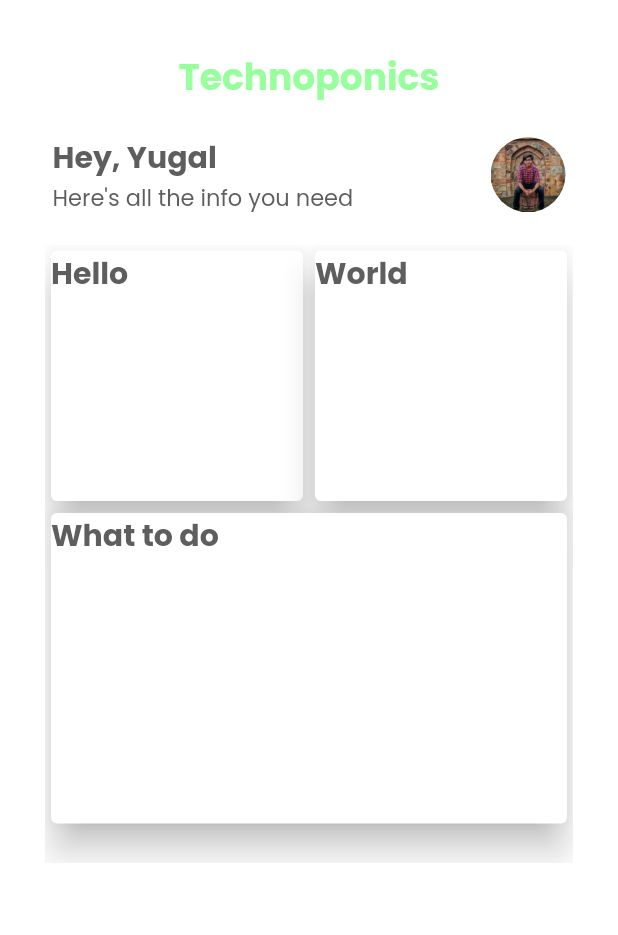
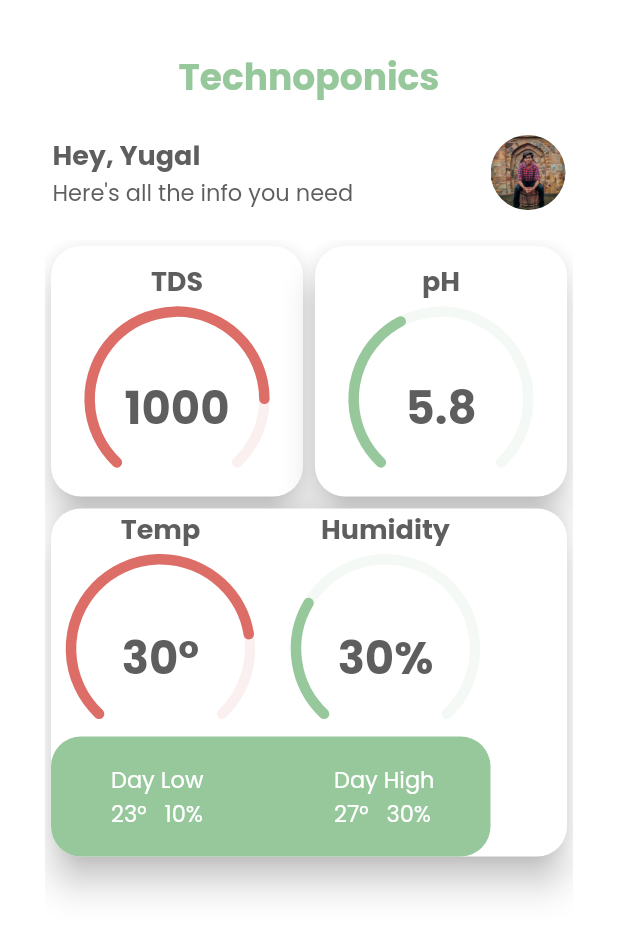
Before and after one commit to yugal1005/Technoponics, a Flutter app: the screen it shows after launch, on a phone screen of 412 x 824 dp. Shown: the top 935 px of the screen. Run offline on Flutter 3.47's test engine with Material 2 defaults, Android fonts, the phone set to English and light mode, and no system bars; drawn by our look-alikes of syncfusion_flutter_gauges; network calls fail.

Commit message:
added all circular progress bar

```diff
--- a/lib/main.dart
+++ b/lib/main.dart
@@ -16,14 +16,14 @@ class MyApp extends StatelessWidget {
     return MaterialApp(
       title: 'Technoponics',
       theme: ThemeData(
-        primaryColor: const Color.fromRGBO(151, 255, 156, 1),
+        primaryColor: const Color.fromRGBO(151, 200, 156, 1),
         accentColor: const Color.fromRGBO(220, 110, 103, 1),
         textTheme: const TextTheme(
           headline1: TextStyle(
             fontFamily: "Poppins",
             fontWeight: FontWeight.bold,
             fontSize: 35,
-            color: Color.fromRGBO(151, 255, 156, 1),
+            color: Color.fromRGBO(151, 200, 156, 1),
           ),
           headline2: TextStyle(
             fontFamily: "Poppins",
@@ -33,13 +33,13 @@ class MyApp extends StatelessWidget {
           ),
           headline3: TextStyle(
             fontFamily: "Poppins",
-            color: Color.fromRGBO(151, 255, 156, 1),
+            color: Color.fromRGBO(151, 200, 156, 1),
             fontWeight: FontWeight.bold,
             fontSize: 24,
           ),
           headline4: TextStyle(
             fontFamily: "Poppins",
-            fontSize: 35,
+            fontSize: 30,
             fontWeight: FontWeight.bold,
             color: Color.fromRGBO(94, 94, 94, 1),
           ),
@@ -51,7 +51,7 @@ class MyApp extends StatelessWidget {
           bodyText2: TextStyle(
             color: Color.fromRGBO(94, 94, 94, 1),
             fontFamily: "Poppins",
-            fontSize: 20,
+            fontSize: 18,
             fontWeight: FontWeight.bold,
           ),
           caption: TextStyle(
--- a/lib/screens/user_home_screen.dart
+++ b/lib/screens/user_home_screen.dart
@@ -1,16 +1,14 @@
 import 'package:flutter/material.dart';
 import 'package:flutter_staggered_grid_view/flutter_staggered_grid_view.dart';
 
-class UserHomeScreen extends StatefulWidget {
+import '../widgets/circular_progress_bar/tds.dart';
+import '../widgets/circular_progress_bar/ph.dart';
+import '../widgets/day_temp.dart';
+
+class UserHomeScreen extends StatelessWidget {
   const UserHomeScreen({Key? key}) : super(key: key);
 
   static String routeName = "/user-home-screen";
-
-  @override
-  State<UserHomeScreen> createState() => _UserHomeScreenState();
-}
-
-class _UserHomeScreenState extends State<UserHomeScreen> {
   @override
   Widget build(BuildContext context) {
     return Scaffold(
@@ -60,7 +58,7 @@ class _UserHomeScreenState extends State<UserHomeScreen> {
                 left: 30,
                 right: 30,
               ),
-              height: MediaQuery.of(context).size.height * 0.5,
+              height: MediaQuery.of(context).size.height * 0.55,
               child: StaggeredGrid.count(
                 crossAxisCount: 1,
                 // mainAxisSpacing: 3,
@@ -71,29 +69,52 @@ class _UserHomeScreenState extends State<UserHomeScreen> {
                       Container(
                         height: 175,
                         width: 195,
-                        child: const Card(
+                        child: Card(
+                          shape: RoundedRectangleBorder(
+                              borderRadius: BorderRadius.circular(20)),
                           elevation: 10,
-                          child: Text("Hello"),
+                          child: const Padding(
+                            padding: EdgeInsets.only(
+                              top: 10,
+                              left: 10,
+                              right: 10,
+                            ),
+                            child: TdsWidget(),
+                          ),
                         ),
                       ),
                       Container(
                         height: 175,
                         width: 195,
-                        child: const Card(
+                        child: Card(
+                          shape: RoundedRectangleBorder(
+                              borderRadius: BorderRadius.circular(20)),
                           elevation: 10,
-                          child: Text("World"),
+                          child: const Padding(
+                            padding: EdgeInsets.only(
+                              top: 10,
+                              left: 10,
+                              right: 10,
+                            ),
+                            child: PhWidget(),
+                          ),
                         ),
                       ),
                     ],
                   ),
                   Container(
-                    height: 215,
+                    height: 240,
                     width: 280,
-                    child: const Card(
+                    child: Card(
+                      shape: RoundedRectangleBorder(
+                          borderRadius: BorderRadius.circular(20)),
                       elevation: 10,
-                      child: Text("What to do"),
+                      // child: SingleChildScrollView(
+                      //   scrollDirection: Axis.horizontal,
+                      child: const DayTemp(),
                     ),
-                  )
+                  ),
+                  // )
                 ],
               ),
             )
--- /dev/null
+++ b/lib/widgets/circular_progress_bar/humidity.dart
@@ -0,0 +1,47 @@
+import 'package:flutter/material.dart';
+import 'package:syncfusion_flutter_gauges/gauges.dart';
+
+class HumidityWidget extends StatelessWidget {
+  const HumidityWidget({Key? key}) : super(key: key);
+
+  @override
+  Widget build(BuildContext context) {
+    return SfRadialGauge(
+        title: GaugeTitle(
+          text: "Humidity",
+          textStyle: Theme.of(context).textTheme.bodyText2,
+        ),
+        axes: <RadialAxis>[
+          RadialAxis(
+              minimum: 0,
+              maximum: 100,
+              showLabels: false,
+              showTicks: false,
+              axisLineStyle: AxisLineStyle(
+                cornerStyle: CornerStyle.bothCurve,
+                color: Theme.of(context).primaryColor.withOpacity(0.1),
+                thickness: 7,
+                thicknessUnit: GaugeSizeUnit.logicalPixel,
+              ),
+              pointers: <GaugePointer>[
+                RangePointer(
+                  value: 30,
+                  cornerStyle: CornerStyle.bothCurve,
+                  color: Theme.of(context).primaryColor,
+                  width: 7,
+                  sizeUnit: GaugeSizeUnit.logicalPixel,
+                )
+              ],
+              annotations: <GaugeAnnotation>[
+                GaugeAnnotation(
+                  positionFactor: 0.1,
+                  angle: 90,
+                  widget: Text(
+                    "30%",
+                    style: Theme.of(context).textTheme.headline4,
+                  ),
+                ),
+              ]),
+        ]);
+  }
+}
--- /dev/null
+++ b/lib/widgets/circular_progress_bar/ph.dart
@@ -0,0 +1,47 @@
+import 'package:flutter/material.dart';
+import 'package:syncfusion_flutter_gauges/gauges.dart';
+
+class PhWidget extends StatelessWidget {
+  const PhWidget({Key? key}) : super(key: key);
+
+  @override
+  Widget build(BuildContext context) {
+    return SfRadialGauge(
+        title: GaugeTitle(
+          text: "pH",
+          textStyle: Theme.of(context).textTheme.bodyText2,
+        ),
+        axes: <RadialAxis>[
+          RadialAxis(
+              minimum: 0,
+              maximum: 14,
+              showLabels: false,
+              showTicks: false,
+              axisLineStyle: AxisLineStyle(
+                cornerStyle: CornerStyle.bothCurve,
+                color: Theme.of(context).primaryColor.withOpacity(0.1),
+                thickness: 7,
+                thicknessUnit: GaugeSizeUnit.logicalPixel,
+              ),
+              pointers: <GaugePointer>[
+                RangePointer(
+                  value: 5.8,
+                  cornerStyle: CornerStyle.bothCurve,
+                  color: Theme.of(context).primaryColor,
+                  width: 7,
+                  sizeUnit: GaugeSizeUnit.logicalPixel,
+                )
+              ],
+              annotations: <GaugeAnnotation>[
+                GaugeAnnotation(
+                  positionFactor: 0.1,
+                  angle: 90,
+                  widget: Text(
+                    "5.8",
+                    style: Theme.of(context).textTheme.headline4,
+                  ),
+                ),
+              ]),
+        ]);
+  }
+}
--- /dev/null
+++ b/lib/widgets/circular_progress_bar/tds.dart
@@ -0,0 +1,47 @@
+import 'package:flutter/material.dart';
+import 'package:syncfusion_flutter_gauges/gauges.dart';
+
+class TdsWidget extends StatelessWidget {
+  const TdsWidget({Key? key}) : super(key: key);
+
+  @override
+  Widget build(BuildContext context) {
+    return SfRadialGauge(
+        title: GaugeTitle(
+          text: "TDS",
+          textStyle: Theme.of(context).textTheme.bodyText2,
+        ),
+        axes: <RadialAxis>[
+          RadialAxis(
+              minimum: 0,
+              maximum: 1200,
+              showLabels: false,
+              showTicks: false,
+              axisLineStyle: AxisLineStyle(
+                cornerStyle: CornerStyle.bothCurve,
+                color: Theme.of(context).accentColor.withOpacity(0.1),
+                thickness: 7,
+                thicknessUnit: GaugeSizeUnit.logicalPixel,
+              ),
+              pointers: <GaugePointer>[
+                RangePointer(
+                  value: 1000,
+                  cornerStyle: CornerStyle.bothCurve,
+                  color: Theme.of(context).accentColor,
+                  width: 7,
+                  sizeUnit: GaugeSizeUnit.logicalPixel,
+                )
+              ],
+              annotations: <GaugeAnnotation>[
+                GaugeAnnotation(
+                  positionFactor: 0.1,
+                  angle: 90,
+                  widget: Text(
+                    "1000",
+                    style: Theme.of(context).textTheme.headline4,
+                  ),
+                ),
+              ]),
+        ]);
+  }
+}
--- /dev/null
+++ b/lib/widgets/circular_progress_bar/temprature.dart
@@ -0,0 +1,47 @@
+import 'package:flutter/material.dart';
+import 'package:syncfusion_flutter_gauges/gauges.dart';
+
+class TempratureWidget extends StatelessWidget {
+  const TempratureWidget({Key? key}) : super(key: key);
+
+  @override
+  Widget build(BuildContext context) {
+    return SfRadialGauge(
+        title: GaugeTitle(
+          text: "Temp",
+          textStyle: Theme.of(context).textTheme.bodyText2,
+        ),
+        axes: <RadialAxis>[
+          RadialAxis(
+              minimum: -50,
+              maximum: 50,
+              showLabels: false,
+              showTicks: false,
+              axisLineStyle: AxisLineStyle(
+                cornerStyle: CornerStyle.bothCurve,
+                color: Theme.of(context).accentColor.withOpacity(0.1),
+                thickness: 7,
+                thicknessUnit: GaugeSizeUnit.logicalPixel,
+              ),
+              pointers: <GaugePointer>[
+                RangePointer(
+                  value: 30,
+                  cornerStyle: CornerStyle.bothCurve,
+                  color: Theme.of(context).accentColor,
+                  width: 7,
+                  sizeUnit: GaugeSizeUnit.logicalPixel,
+                )
+              ],
+              annotations: <GaugeAnnotation>[
+                GaugeAnnotation(
+                  positionFactor: 0.1,
+                  angle: 90,
+                  widget: Text(
+                    "30°",
+                    style: Theme.of(context).textTheme.headline4,
+                  ),
+                ),
+              ]),
+        ]);
+  }
+}
--- /dev/null
+++ b/lib/widgets/day_temp.dart
@@ -0,0 +1,75 @@
+import 'package:flutter/material.dart';
+
+import 'circular_progress_bar/humidity.dart';
+import 'circular_progress_bar/temprature.dart';
+
+class DayTemp extends StatelessWidget {
+  const DayTemp({Key? key}) : super(key: key);
+
+  @override
+  Widget build(BuildContext context) {
+    return Stack(
+      children: [
+        Container(
+          height: 160,
+          width: 146,
+          child: const TempratureWidget(),
+        ),
+        Positioned(
+          left: 150,
+          child: Container(
+            height: 160,
+            width: 146,
+            child: const HumidityWidget(),
+          ),
+        ),
+        Positioned(
+          top: 152,
+          child: Container(
+            height: 80,
+            width: 293,
+            alignment: Alignment.center,
+            decoration: BoxDecoration(
+              borderRadius: BorderRadius.circular(20),
+              color: Theme.of(context).primaryColor,
+            ),
+            child: Padding(
+              padding: const EdgeInsets.only(
+                  left: 40, right: 30, top: 10, bottom: 10),
+              child: Table(
+                children: [
+                  TableRow(children: [
+                    Text(
+                      "Day Low",
+                      style: Theme.of(context).textTheme.caption,
+                    ),
+                    const SizedBox(
+                      width: 7,
+                    ),
+                    Text(
+                      "Day High",
+                      style: Theme.of(context).textTheme.caption,
+                    ),
+                  ]),
+                  TableRow(children: [
+                    Text(
+                      "23°   10%",
+                      style: Theme.of(context).textTheme.caption,
+                    ),
+                    const SizedBox(
+                      width: 7,
+                    ),
+                    Text(
+                      "27°   30%",
+                      style: Theme.of(context).textTheme.caption,
+                    ),
+                  ])
+                ],
+              ),
+            ),
+          ),
+        ),
+      ],
+    );
+  }
+}
--- a/pubspec.yaml
+++ b/pubspec.yaml
@@ -29,7 +29,7 @@ environment:
 dependencies:
   flutter:
     sdk: flutter
-
+  syncfusion_flutter_gauges: ^18.2.44
 
   # The following adds the Cupertino Icons font to your application.
   # Use with the CupertinoIcons class for iOS style icons.
```
Also changed, not shown: pubspec.lock.
